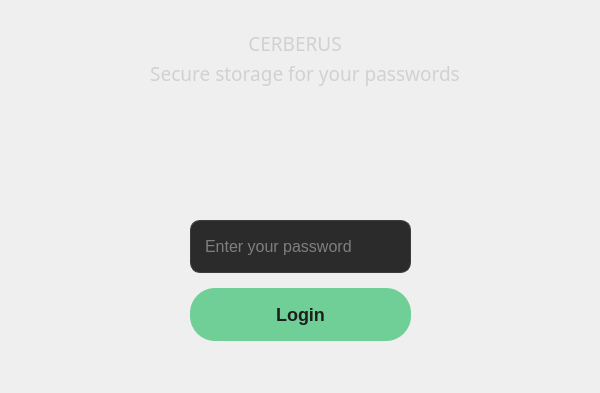
First picture: the form in dialoglogin.ui, repository minnesangg/Cerberus, before the edit.
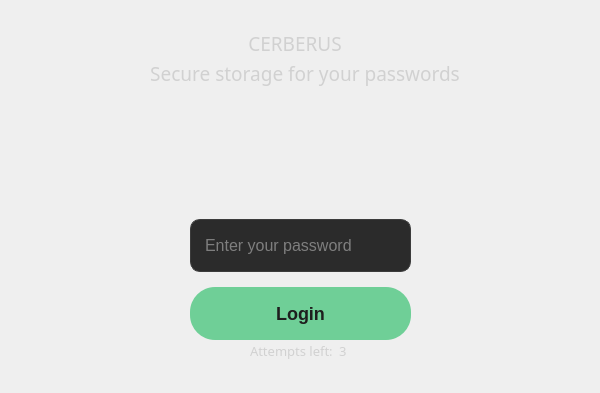
Second picture: the form after the edit. The open tabs and pages were chosen to show the change.

Diff of the .ui file:
```diff
--- a/dialoglogin.ui
+++ b/dialoglogin.ui
@@ -112,11 +112,11 @@
       <set>Qt::AlignCenter</set>
      </property>
     </widget>
-    <widget class="QWidget" name="">
+    <widget class="QWidget" name="layoutWidget">
      <property name="geometry">
       <rect>
        <x>-10</x>
-       <y>110</y>
+       <y>109</y>
        <width>621</width>
        <height>221</height>
       </rect>
@@ -206,6 +206,54 @@
       </item>
      </layout>
     </widget>
+    <widget class="QWidget" name="horizontalLayoutWidget">
+     <property name="geometry">
+      <rect>
+       <x>250</x>
+       <y>330</y>
+       <width>160</width>
+       <height>21</height>
+      </rect>
+     </property>
+     <layout class="QHBoxLayout" name="attemptsLayout">
+      <item>
+       <widget class="QLabel" name="attemptsLabel">
+        <property name="font">
+         <font>
+          <family>Gill Sans MT</family>
+          <pointsize>10</pointsize>
+         </font>
+        </property>
+        <property name="styleSheet">
+         <string notr="true">QLabel {
+    color: #d1d1d1; 
+}</string>
+        </property>
+        <property name="text">
+         <string>Attempts left:</string>
+        </property>
+       </widget>
+      </item>
+      <item>
+       <widget class="QLabel" name="attemptsCounterLabel">
+        <property name="font">
+         <font>
+          <family>Gill Sans MT</family>
+          <pointsize>10</pointsize>
+         </font>
+        </property>
+        <property name="styleSheet">
+         <string notr="true">QLabel {
+    color: #d1d1d1; 
+}</string>
+        </property>
+        <property name="text">
+         <string>3</string>
+        </property>
+       </widget>
+      </item>
+     </layout>
+    </widget>
    </widget>
    <widget class="QWidget" name="generate">
     <widget class="QLabel" name="createMasterLabel">
@@ -242,7 +290,7 @@
      <property name="geometry">
       <rect>
        <x>-10</x>
-       <y>120</y>
+       <y>70</y>
        <width>621</width>
        <height>221</height>
       </rect>
```
Left out of the diff: 24 changed lines with no effect on the pictures.
